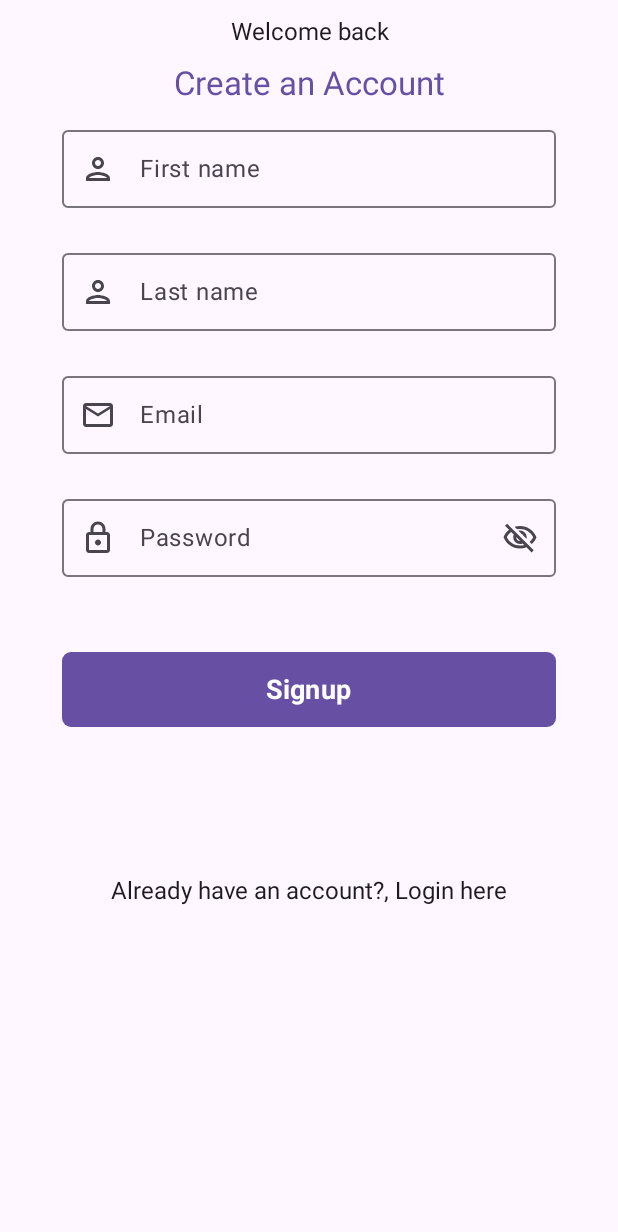
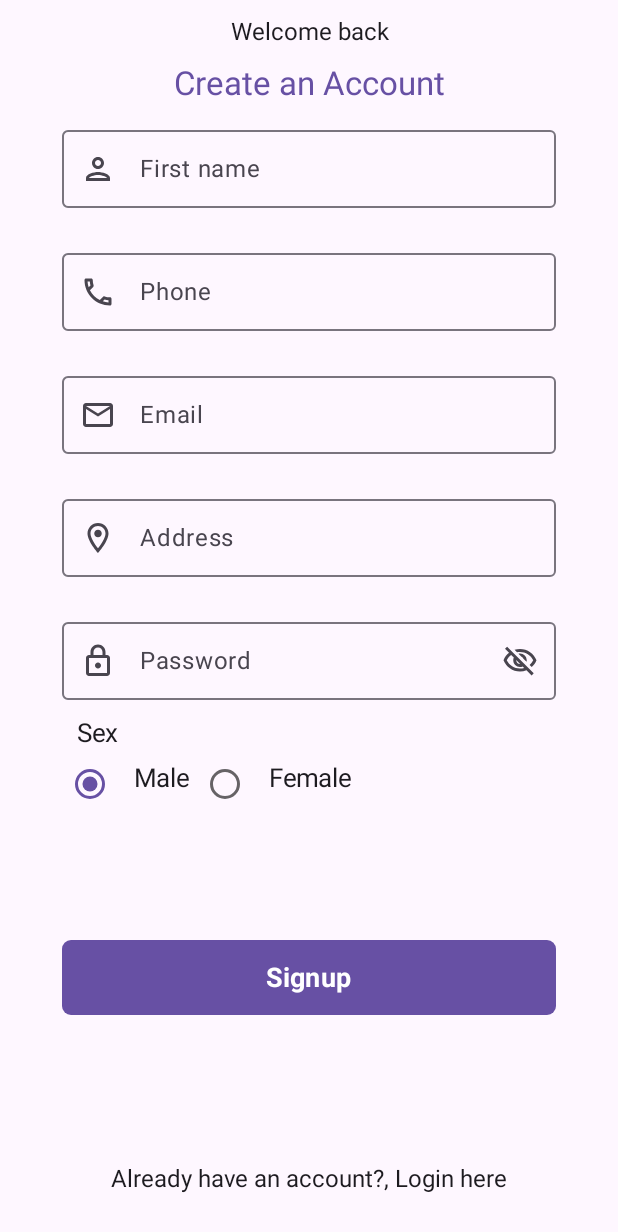
Before and after one commit to lylest/drywave-app, an Android app built with Jetpack Compose: the @Preview function DefaultSignupPreview, on a phone screen of 412 x 824 dp. Shown: the top 1232 px of the screen. Run offline under Robolectric (Android 15) with nearby library versions, the phone set to English and light mode, and no system bars.

```diff
--- a/app/src/main/java/com/example/funs/components/Input.kt
+++ b/app/src/main/java/com/example/funs/components/Input.kt
@@ -23,7 +23,7 @@ import androidx.compose.ui.graphics.Color
 
 @OptIn(ExperimentalMaterial3Api::class)
 @Composable
-fun OutlinedInput(label: String, icon: ImageVector) {
+fun OutlinedInput(label: String, icon: ImageVector, onTextSelected: (String) -> Unit) {
 
     var textValue by rememberSaveable(stateSaver = TextFieldValue.Saver) {
         mutableStateOf(TextFieldValue(""))
@@ -31,7 +31,10 @@ fun OutlinedInput(label: String, icon: ImageVector) {
 
     OutlinedTextField(
         value = textValue,
-        onValueChange = { textValue = it },
+        onValueChange = {
+            textValue = it
+            onTextSelected(it.toString())
+        },
         singleLine = true,
         label = { Text(label) },
         colors = TextFieldDefaults.outlinedTextFieldColors(
@@ -53,7 +56,7 @@ fun OutlinedInput(label: String, icon: ImageVector) {
 
 @OptIn(ExperimentalMaterial3Api::class)
 @Composable
-fun OutlinedPasswordInput(label: String, icon: ImageVector) {
+fun OutlinedPasswordInput(label: String, icon: ImageVector, onTextSelected: (String) -> Unit) {
 
     var password by rememberSaveable(stateSaver = TextFieldValue.Saver) {
         mutableStateOf(TextFieldValue(""))
@@ -65,7 +68,10 @@ fun OutlinedPasswordInput(label: String, icon: ImageVector) {
 
     OutlinedTextField(
         value = password,
-        onValueChange = { password = it },
+        onValueChange = {
+            password = it
+            onTextSelected(it.toString())
+        },
         singleLine = true,
         label = { Text(label) },
         colors = TextFieldDefaults.outlinedTextFieldColors(
@@ -109,7 +115,8 @@ fun SearchInput() {
     }
 
 
-   Row(modifier = Modifier
+    Row(
+        modifier = Modifier
             .fillMaxWidth(0.75f)
             .padding(end = 12.dp)
             .padding(start = 14.dp)
@@ -149,7 +156,8 @@ fun SearchInput() {
                     )
                 }
             },
-           colors = SearchBarDefaults.colors(MaterialTheme.colorScheme.surface)) {
+            colors = SearchBarDefaults.colors(MaterialTheme.colorScheme.surface)
+        ) {
             items.forEach {
                 Row(modifier = Modifier.padding(all = 14.dp)) {
                     Icon(
@@ -215,7 +223,7 @@ fun SearchShop() {
         },
         colors = SearchBarDefaults.colors(MaterialTheme.colorScheme.surface),
         modifier = Modifier
-            .fillMaxWidth().padding(top= 0.dp),
+            .fillMaxWidth().padding(top = 0.dp),
         shape = RoundedCornerShape(9.dp)
     ) {
         items.forEach {
@@ -281,7 +289,7 @@ fun SearchItems() {
         colors = SearchBarDefaults.colors(MaterialTheme.colorScheme.surface),
         modifier = Modifier
             .fillMaxWidth()
-            .padding(top= 0.dp),
+            .padding(top = 0.dp),
         shape = RoundedCornerShape(9.dp)
     ) {
         items.forEach {
--- /dev/null
+++ b/app/src/main/java/com/example/funs/components/RadioCheck.kt
@@ -0,0 +1,82 @@
+package com.example.funs.components
+
+import androidx.compose.foundation.layout.*
+import androidx.compose.foundation.selection.selectableGroup
+import androidx.compose.material.RadioButton
+import androidx.compose.material.RadioButtonDefaults
+import androidx.compose.material3.MaterialTheme
+import androidx.compose.material3.Text
+import androidx.compose.runtime.*
+import androidx.compose.ui.Modifier
+import androidx.compose.ui.semantics.contentDescription
+import androidx.compose.ui.semantics.semantics
+import androidx.compose.ui.text.TextStyle
+import androidx.compose.ui.text.font.FontWeight
+import androidx.compose.ui.text.style.TextAlign
+import androidx.compose.ui.unit.dp
+import androidx.compose.ui.unit.sp
+import androidx.lifecycle.viewmodel.compose.viewModel
+import com.example.funs.screens.signup.SignupEvent
+import com.example.funs.screens.signup.SignupViewModel
+
+@Composable
+fun RadioCheck(signupViewModel: SignupViewModel = viewModel()) {
+    var state by remember { mutableStateOf(true) }
+
+    Column(modifier = Modifier.fillMaxWidth(0.9f).padding(start = 15.dp)) {
+        Text(
+            text = "Sex",
+            modifier = Modifier.fillMaxWidth().heightIn().padding(top = 0.dp, start = 15.dp),
+            style = TextStyle(
+                textAlign = TextAlign.Left,
+                fontWeight = FontWeight.Normal,
+                fontSize = 17.sp
+            ),
+            color = MaterialTheme.colorScheme.onSurface
+        )
+
+        Row(Modifier.selectableGroup()) {
+
+            RadioButton(
+                colors = RadioButtonDefaults.colors(MaterialTheme.colorScheme.primary),
+                selected = state,
+                onClick = {
+                    state = true
+                    signupViewModel.onEvent(SignupEvent.sexChanged("Male"))
+                },
+                modifier = Modifier.semantics { contentDescription = "Localized Description" }
+            )
+            Text(
+                text = "Male",
+                modifier = Modifier.padding(top = 10.dp, start = 5.dp),
+                style = TextStyle(
+                    textAlign = TextAlign.Left,
+                    fontWeight = FontWeight.Normal,
+                    fontSize = 17.sp
+                ),
+                color = MaterialTheme.colorScheme.onSurface
+            )
+
+
+            RadioButton(
+                colors = RadioButtonDefaults.colors(MaterialTheme.colorScheme.primary),
+                selected = !state,
+                onClick = {
+                    state = false
+                    signupViewModel.onEvent(SignupEvent.sexChanged("Female"))
+                },
+                modifier = Modifier.semantics { contentDescription = "Localized Description" }
+            )
+            Text(
+                text = "Female",
+                modifier = Modifier.padding(top = 10.dp, start = 5.dp),
+                style = TextStyle(
+                    textAlign = TextAlign.Left,
+                    fontWeight = FontWeight.Normal,
+                    fontSize = 17.sp
+                ),
+                color = MaterialTheme.colorScheme.onSurface
+            )
+        }
+    }
+}
--- a/app/src/main/java/com/example/funs/navigation/AuthNavigation.kt
+++ b/app/src/main/java/com/example/funs/navigation/AuthNavigation.kt
@@ -4,8 +4,8 @@ import androidx.compose.runtime.Composable
 import androidx.navigation.compose.NavHost
 import androidx.navigation.compose.composable
 import androidx.navigation.compose.rememberNavController
-import com.example.funs.screens.Login
-import com.example.funs.screens.Signup
+import com.example.funs.screens.login.Login
+import com.example.funs.screens.signup.Signup
 
 @Composable
 fun AuthNavigation() {
--- a/app/src/main/java/com/example/funs/screens/Home.kt
+++ b/app/src/main/java/com/example/funs/screens/home/Home.kt
@@ -1,7 +1,6 @@
-package com.example.funs.screens
+package com.example.funs.screens.home
 
 
-import android.media.Image
 import androidx.compose.animation.core.animateFloatAsState
 import androidx.compose.animation.core.tween
 import androidx.compose.foundation.*
@@ -15,7 +14,6 @@ import androidx.compose.runtime.*
 import androidx.compose.ui.Alignment
 import androidx.compose.ui.Modifier
 import androidx.compose.ui.graphics.Color
-import androidx.compose.ui.graphics.ImageBitmap
 import androidx.compose.ui.graphics.StrokeCap
 import androidx.compose.ui.graphics.drawscope.Stroke
 import androidx.compose.ui.graphics.painter.Painter
@@ -28,7 +26,6 @@ import androidx.compose.ui.text.style.TextOverflow
 import androidx.compose.ui.unit.Dp
 import androidx.compose.ui.unit.dp
 import androidx.compose.ui.unit.sp
-import androidx.compose.ui.window.Dialog
 import androidx.navigation.NavController
 import com.example.funs.R
 import com.example.funs.components.SearchInput
--- /dev/null
+++ b/app/src/main/java/com/example/funs/screens/login/LoginUIState.kt
@@ -0,0 +1,6 @@
+package com.example.funs.screens.login
+
+data class LoginUIState (
+    var phone: String = "",
+    var password: String = ""
+)
--- /dev/null
+++ b/app/src/main/java/com/example/funs/screens/login/UIEvent.kt
@@ -0,0 +1,6 @@
+package com.example.funs.screens.login
+
+sealed class UIEvent {
+    data class phoneChanged(val phone: String) : UIEvent()
+    data class passwordChanged(val password: String) : UIEvent()
+}
--- a/app/src/main/java/com/example/funs/screens/Neworder.kt
+++ b/app/src/main/java/com/example/funs/screens/neworder/Neworder.kt
@@ -1,4 +1,4 @@
-package com.example.funs.screens
+package com.example.funs.screens.neworder
 
 import android.annotation.SuppressLint
 import androidx.compose.foundation.*
@@ -29,6 +29,7 @@ import com.example.funs.components.SearchShop
 import androidx.compose.ui.graphics.PathEffect
 import androidx.compose.ui.unit.Dp
 import com.example.funs.components.ButtonAdd
+import com.example.funs.screens.home.ServiceType
 
 
 @SuppressLint("UnusedMaterial3ScaffoldPaddingParameter")
--- a/app/src/main/java/com/example/funs/screens/Notifications.kt
+++ b/app/src/main/java/com/example/funs/screens/notifications/Notifications.kt
@@ -1,4 +1,4 @@
-package com.example.funs.screens
+package com.example.funs.screens.notifications
 
 import androidx.compose.foundation.background
 import androidx.compose.foundation.layout.*
--- a/app/src/main/java/com/example/funs/screens/Profile.kt
+++ b/app/src/main/java/com/example/funs/screens/profile/Profile.kt
@@ -1,4 +1,4 @@
-package com.example.funs.screens
+package com.example.funs.screens.profile
 
 import androidx.compose.foundation.Image
 import androidx.compose.foundation.background
@@ -21,7 +21,6 @@ import androidx.compose.ui.unit.sp
 import androidx.navigation.NavController
 import com.example.funs.R
 import com.example.funs.components.MenuIcon
-import com.example.funs.components.MenuItem
 
 @Composable
 fun Profile (navController: NavController) {
--- a/app/src/main/java/com/example/funs/screens/Signup.kt
+++ b/app/src/main/java/com/example/funs/screens/signup/Signup.kt
@@ -1,4 +1,4 @@
-package com.example.funs.screens
+package com.example.funs.screens.signup
 
 import androidx.compose.foundation.layout.*
 import androidx.compose.foundation.rememberScrollState
@@ -12,14 +12,13 @@ import androidx.compose.ui.text.style.TextAlign
 import androidx.compose.ui.tooling.preview.Preview
 import androidx.compose.ui.unit.dp
 import androidx.compose.material.icons.Icons
-import androidx.compose.material.icons.outlined.Lock
-import androidx.compose.material.icons.outlined.MailOutline
-import androidx.compose.material.icons.outlined.Person
 import androidx.compose.foundation.text.ClickableText
+import androidx.compose.material.icons.outlined.*
 import androidx.compose.material3.MaterialTheme
 import androidx.compose.ui.text.TextStyle
 import androidx.compose.ui.text.buildAnnotatedString
 import androidx.compose.ui.unit.sp
+import androidx.lifecycle.viewmodel.compose.viewModel
 import androidx.navigation.NavController
 import androidx.navigation.compose.rememberNavController
 import com.example.funs.components.*
@@ -27,7 +26,7 @@ import com.example.funs.navigation.Screen
 
 
 @Composable
-fun Signup(navController: NavController) {
+fun Signup(navController: NavController, signUpViewModel: SignupViewModel = viewModel()) {
     Surface(modifier = Modifier.fillMaxSize()) {
         val scrollState = rememberScrollState()
         Column {
@@ -50,24 +49,65 @@ fun Signup(navController: NavController) {
                 modifier = Modifier.fillMaxWidth().verticalScroll(scrollState),
                 horizontalAlignment = Alignment.CenterHorizontally
             ) {
-                OutlinedInput("First name", Icons.Outlined.Person)
+                OutlinedInput(
+                    "First name",
+                    Icons.Outlined.Person,
+                    onTextSelected = {
+                        signUpViewModel.onEvent(SignupEvent.fullNameChanged(it))
+                    }
+                )
                 Spacer(modifier = Modifier.height(12.dp))
 
-                OutlinedInput("Last name", Icons.Outlined.Person)
+                OutlinedInput(
+                    "Phone",
+                    Icons.Outlined.Phone,
+                    onTextSelected = {
+                        signUpViewModel.onEvent(SignupEvent.phoneChanged(it))
+                    }
+                )
                 Spacer(modifier = Modifier.height(12.dp))
 
-                OutlinedInput("Email", Icons.Outlined.MailOutline)
+                OutlinedInput(
+                    "Email",
+                    Icons.Outlined.MailOutline,
+                    onTextSelected = {
+                        signUpViewModel.onEvent(SignupEvent.emailChanged(it))
+                    }
+                )
                 Spacer(modifier = Modifier.height(12.dp))
 
-                OutlinedPasswordInput("Password", Icons.Outlined.Lock)
+                OutlinedInput(
+                    "Address",
+                    Icons.Outlined.LocationOn,
+                    onTextSelected = {
+                        signUpViewModel.onEvent(SignupEvent.addressChanged(it))
+                    }
+                )
+                Spacer(modifier = Modifier.height(12.dp))
+
+                OutlinedPasswordInput(
+                    "Password",
+                    Icons.Outlined.Lock,
+                    onTextSelected = {
+                        signUpViewModel.onEvent(SignupEvent.passwordChanged(it))
+                    }
+                )
+                Spacer(modifier = Modifier.height(12.dp))
+
+
+                RadioCheck()
+                Spacer(modifier = Modifier.height(30.dp))
+
                 Spacer(modifier = Modifier.height(50.dp))
+                ButtonComponent("Signup")
 
-                ButtonComponent("Signup")
+
                 Spacer(modifier = Modifier.height(100.dp))
 
                 val annotatedText = buildAnnotatedString {
                     append("Already have an account?, Login here")
                 }
+
                 ClickableText(
                     text = annotatedText, onClick = {
                         navController.navigate(Screen.LoginScreen.route)
@@ -78,6 +118,7 @@ fun Signup(navController: NavController) {
                 )
 
             }
+
         }
     }
 }
--- /dev/null
+++ b/app/src/main/java/com/example/funs/screens/signup/SignupUIState.kt
@@ -0,0 +1,10 @@
+package com.example.funs.screens.signup
+
+data class SignupUIState(
+    var fullName: String = "",
+    var sex: String = " ",
+    var phone: String = "",
+    var email: String = "",
+    var address: String =" ",
+    var password: String = ""
+)
--- a/app/src/main/java/com/example/funs/screens/ViewOrder.kt
+++ b/app/src/main/java/com/example/funs/screens/vieworder/ViewOrder.kt
@@ -1,4 +1,4 @@
-package com.example.funs.screens
+package com.example.funs.screens.vieworder
 
 
 import androidx.compose.foundation.background
@@ -19,6 +19,10 @@ import androidx.compose.ui.unit.dp
 import androidx.compose.ui.unit.sp
 import androidx.navigation.NavController
 import com.example.funs.components.MenuItem
+import com.example.funs.screens.home.CircularProgress
+import com.example.funs.screens.neworder.DashedDivider
+import com.example.funs.screens.neworder.PieceBar
+import com.example.funs.screens.neworder.TotalPieces
 
 
 @Composable
```
Also changed, not shown: app/build.gradle.kts (+4 -3 lines), app/src/main/java/com/example/funs/app/TheFunApp.kt (+7 -2 lines), app/src/main/java/com/example/funs/components/DropDown.kt (added, +37 -0 lines), app/src/main/java/com/example/funs/navigation/MainNavigation.kt (+5 -5 lines), app/src/main/java/com/example/funs/screens/login/Login.kt (renamed from app/src/main/java/com/example/funs/screens/Login.kt, +18 -4 lines), app/src/main/java/com/example/funs/screens/login/LoginViewModel.kt (added, +31 -0 lines), app/src/main/java/com/example/funs/screens/signup/SignupEvent.kt (added, +10 -0 lines), app/src/main/java/com/example/funs/screens/signup/SignupViewModel.kt (added, +48 -0 lines). Lines whose indentation alone changed are shown as unchanged.
